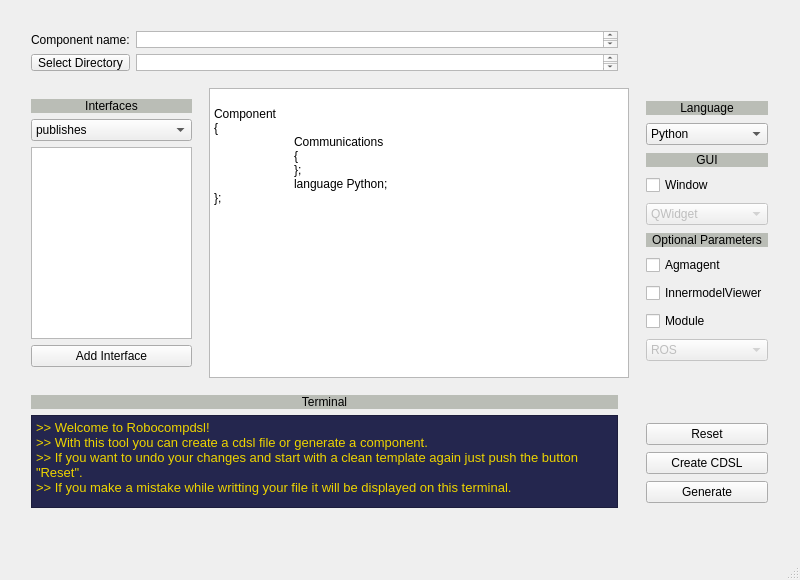
robocomp/tools, file robocompdsl-gui/gui.ui: the form before one commit.
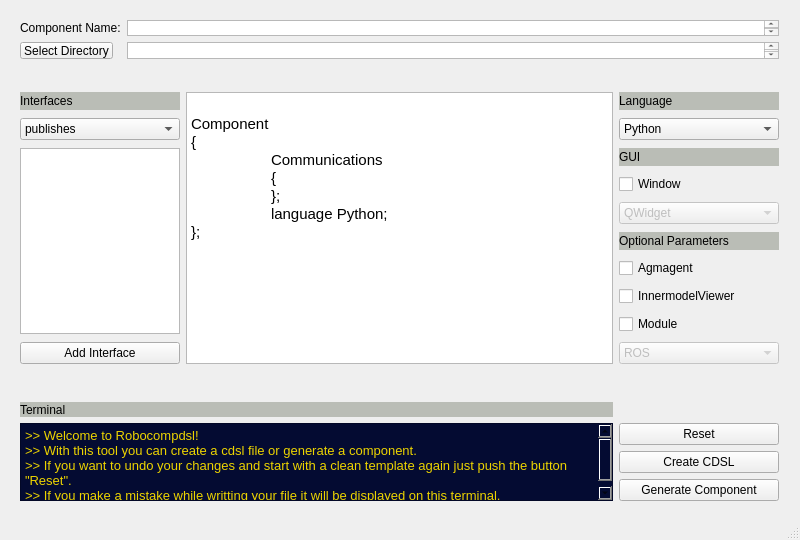
The form after the commit.

```diff
--- a/robocompdsl-gui/gui.ui
+++ b/robocompdsl-gui/gui.ui
@@ -7,19 +7,19 @@
     <x>0</x>
     <y>0</y>
     <width>800</width>
-    <height>580</height>
+    <height>540</height>
    </rect>
   </property>
   <property name="minimumSize">
    <size>
     <width>800</width>
-    <height>580</height>
+    <height>540</height>
    </size>
   </property>
   <property name="maximumSize">
    <size>
     <width>800</width>
-    <height>580</height>
+    <height>540</height>
    </size>
   </property>
   <property name="baseSize">
@@ -32,146 +32,78 @@
    <string>Create a component</string>
   </property>
   <widget class="QWidget" name="centralWidget">
-   <widget class="QWidget" name="gridLayoutWidget">
+   <widget class="QWidget" name="formLayoutWidget">
     <property name="geometry">
      <rect>
       <x>9</x>
       <y>9</y>
       <width>781</width>
-      <height>521</height>
+      <height>61</height>
+     </rect>
+    </property>
+    <layout class="QFormLayout" name="formLayout">
+     <property name="sizeConstraint">
+      <enum>QLayout::SetMaximumSize</enum>
+     </property>
+     <item row="0" column="0">
+      <widget class="QLabel" name="nameLabel">
+       <property name="text">
+        <string>Component Name:</string>
+       </property>
+      </widget>
+     </item>
+     <item row="0" column="1">
+      <widget class="QPlainTextEdit" name="nameTextEdit">
+       <property name="maximumSize">
+        <size>
+         <width>16777215</width>
+         <height>25</height>
+        </size>
+       </property>
+      </widget>
+     </item>
+     <item row="1" column="1">
+      <widget class="QPlainTextEdit" name="directoryTextEdit">
+       <property name="maximumSize">
+        <size>
+         <width>16777215</width>
+         <height>25</height>
+        </size>
+       </property>
+      </widget>
+     </item>
+     <item row="1" column="0">
+      <widget class="QPushButton" name="directoryButton">
+       <property name="text">
+        <string>Select Directory</string>
+       </property>
+      </widget>
+     </item>
+    </layout>
+   </widget>
+   <widget class="QWidget" name="gridLayoutWidget">
+    <property name="geometry">
+     <rect>
+      <x>9</x>
+      <y>79</y>
+      <width>781</width>
+      <height>301</height>
      </rect>
     </property>
     <layout class="QGridLayout" name="gridLayout">
-     <item row="2" column="0" colspan="2">
-      <widget class="QWidget" name="terminal" native="true">
-       <property name="sizePolicy">
-        <sizepolicy hsizetype="Preferred" vsizetype="Preferred">
-         <horstretch>0</horstretch>
-         <verstretch>0</verstretch>
-        </sizepolicy>
-       </property>
+     <item row="0" column="2">
+      <widget class="QLabel" name="languageLabel">
        <property name="minimumSize">
         <size>
-         <width>0</width>
-         <height>135</height>
+         <width>160</width>
+         <height>0</height>
         </size>
        </property>
        <property name="maximumSize">
         <size>
          <width>16777215</width>
-         <height>135</height>
+         <height>18</height>
         </size>
-       </property>
-       <layout class="QVBoxLayout" name="verticalLayout_7">
-        <item>
-         <widget class="QLabel" name="terminalLabel">
-          <property name="sizePolicy">
-           <sizepolicy hsizetype="Preferred" vsizetype="Preferred">
-            <horstretch>0</horstretch>
-            <verstretch>0</verstretch>
-           </sizepolicy>
-          </property>
-          <property name="styleSheet">
-           <string notr="true">background-color: rgb(186, 189, 182);</string>
-          </property>
-          <property name="text">
-           <string>Terminal</string>
-          </property>
-          <property name="alignment">
-           <set>Qt::AlignCenter</set>
-          </property>
-         </widget>
-        </item>
-        <item>
-         <widget class="QTextEdit" name="terminal_2">
-          <property name="styleSheet">
-           <string notr="true">background-color: rgb(36, 38, 78);
-font: 11pt &quot;Ubuntu Mono&quot;;</string>
-          </property>
-          <property name="html">
-           <string>&lt;!DOCTYPE HTML PUBLIC &quot;-//W3C//DTD HTML 4.0//EN&quot; &quot;http://www.w3.org/TR/REC-html40/strict.dtd&quot;&gt;
-&lt;html&gt;&lt;head&gt;&lt;meta name=&quot;qrichtext&quot; content=&quot;1&quot; /&gt;&lt;style type=&quot;text/css&quot;&gt;
-p, li { white-space: pre-wrap; }
-&lt;/style&gt;&lt;/head&gt;&lt;body style=&quot; font-family:'Ubuntu Mono'; font-size:11pt; font-weight:400; font-style:normal;&quot;&gt;
-&lt;p style=&quot; margin-top:0px; margin-bottom:0px; margin-left:0px; margin-right:0px; -qt-block-indent:0; text-indent:0px;&quot;&gt;&lt;span style=&quot; font-size:10pt; color:#edd400;&quot;&gt;&amp;gt;&amp;gt; Welcome to Robocompdsl!&lt;/span&gt;&lt;/p&gt;
-&lt;p style=&quot; margin-top:0px; margin-bottom:0px; margin-left:0px; margin-right:0px; -qt-block-indent:0; text-indent:0px;&quot;&gt;&lt;span style=&quot; font-size:10pt; color:#edd400;&quot;&gt;&amp;gt;&amp;gt; With this tool you can create a cdsl file or generate a component.&lt;/span&gt;&lt;/p&gt;
-&lt;p style=&quot; margin-top:0px; margin-bottom:0px; margin-left:0px; margin-right:0px; -qt-block-indent:0; text-indent:0px;&quot;&gt;&lt;span style=&quot; font-size:10pt; color:#edd400;&quot;&gt;&amp;gt;&amp;gt; If you want to undo your changes and start with a clean template again just push the button &amp;quot;Reset&amp;quot;.&lt;/span&gt;&lt;/p&gt;
-&lt;p style=&quot; margin-top:0px; margin-bottom:0px; margin-left:0px; margin-right:0px; -qt-block-indent:0; text-indent:0px;&quot;&gt;&lt;span style=&quot; font-size:10pt; color:#edd400;&quot;&gt;&amp;gt;&amp;gt; If you make a mistake while writting your file it will be displayed on this terminal.&lt;/span&gt;&lt;/p&gt;&lt;/body&gt;&lt;/html&gt;</string>
-          </property>
-         </widget>
-        </item>
-       </layout>
-      </widget>
-     </item>
-     <item row="1" column="0">
-      <widget class="QWidget" name="interfaces" native="true">
-       <layout class="QVBoxLayout" name="verticalLayout">
-        <item>
-         <widget class="QLabel" name="interfacesLabel">
-          <property name="sizePolicy">
-           <sizepolicy hsizetype="Preferred" vsizetype="Maximum">
-            <horstretch>0</horstretch>
-            <verstretch>0</verstretch>
-           </sizepolicy>
-          </property>
-          <property name="styleSheet">
-           <string notr="true">background-color: rgb(186, 189, 182);</string>
-          </property>
-          <property name="text">
-           <string>Interfaces</string>
-          </property>
-          <property name="alignment">
-           <set>Qt::AlignCenter</set>
-          </property>
-         </widget>
-        </item>
-        <item>
-         <widget class="QComboBox" name="communicationsCombo">
-          <item>
-           <property name="text">
-            <string>publishes</string>
-           </property>
-          </item>
-          <item>
-           <property name="text">
-            <string>implements</string>
-           </property>
-          </item>
-          <item>
-           <property name="text">
-            <string>subscribesTo</string>
-           </property>
-          </item>
-          <item>
-           <property name="text">
-            <string>requires</string>
-           </property>
-          </item>
-         </widget>
-        </item>
-        <item>
-         <widget class="QListWidget" name="interfacesList"/>
-        </item>
-        <item>
-         <widget class="QPushButton" name="addButton">
-          <property name="text">
-           <string>Add Interface</string>
-          </property>
-         </widget>
-        </item>
-       </layout>
-      </widget>
-     </item>
-     <item row="1" column="2">
-      <widget class="QWidget" name="options" native="true">
-       <layout class="QVBoxLayout" name="verticalLayout_2">
-        <item>
-         <widget class="QLabel" name="LanguageLabel">
-          <property name="sizePolicy">
-           <sizepolicy hsizetype="Preferred" vsizetype="Maximum">
-            <horstretch>0</horstretch>
-            <verstretch>0</verstretch>
-           </sizepolicy>
           </property>
           <property name="styleSheet">
            <string notr="true">background-color: rgb(186, 189, 182);</string>
@@ -179,32 +111,22 @@
           <property name="text">
            <string>Language</string>
           </property>
-          <property name="alignment">
-           <set>Qt::AlignCenter</set>
-          </property>
-         </widget>
-        </item>
-        <item>
-         <widget class="QComboBox" name="languageCombo">
-          <item>
+      </widget>
+     </item>
+     <item row="6" column="2">
+      <widget class="QCheckBox" name="agmagentCheckBox">
            <property name="text">
-            <string>Python</string>
-           </property>
-          </item>
-          <item>
-           <property name="text">
-            <string>Cpp</string>
-           </property>
-          </item>
-         </widget>
-        </item>
-        <item>
+        <string>Agmagent</string>
+       </property>
+      </widget>
+     </item>
+     <item row="2" column="2">
          <widget class="QLabel" name="guiLabel">
-          <property name="sizePolicy">
-           <sizepolicy hsizetype="Preferred" vsizetype="Maximum">
-            <horstretch>0</horstretch>
-            <verstretch>0</verstretch>
-           </sizepolicy>
+       <property name="maximumSize">
+        <size>
+         <width>16777215</width>
+         <height>18</height>
+        </size>
           </property>
           <property name="styleSheet">
            <string notr="true">background-color: rgb(186, 189, 182);</string>
@@ -212,47 +134,46 @@
           <property name="text">
            <string>GUI</string>
           </property>
-          <property name="alignment">
-           <set>Qt::AlignCenter</set>
-          </property>
-         </widget>
-        </item>
-        <item>
-         <widget class="QCheckBox" name="guiCheckBox">
+      </widget>
+     </item>
+     <item row="8" column="2">
+      <widget class="QCheckBox" name="moduleCheckBox">
           <property name="text">
-           <string>Window</string>
+        <string>Module</string>
           </property>
          </widget>
         </item>
-        <item>
-         <widget class="QComboBox" name="guiCombo">
-          <property name="enabled">
-           <bool>false</bool>
-          </property>
-          <item>
-           <property name="text">
-            <string>QWidget</string>
-           </property>
-          </item>
-          <item>
-           <property name="text">
-            <string>QDialog</string>
-           </property>
-          </item>
-          <item>
-           <property name="text">
-            <string>QMainWindow</string>
-           </property>
-          </item>
-         </widget>
-        </item>
-        <item>
+     <item row="0" column="1" rowspan="10">
+      <widget class="QTextEdit" name="mainTextEdit">
+       <property name="maximumSize">
+        <size>
+         <width>16777215</width>
+         <height>16777215</height>
+        </size>
+       </property>
+       <property name="html">
+        <string>&lt;!DOCTYPE HTML PUBLIC &quot;-//W3C//DTD HTML 4.0//EN&quot; &quot;http://www.w3.org/TR/REC-html40/strict.dtd&quot;&gt;
+&lt;html&gt;&lt;head&gt;&lt;meta name=&quot;qrichtext&quot; content=&quot;1&quot; /&gt;&lt;style type=&quot;text/css&quot;&gt;
+p, li { white-space: pre-wrap; }
+&lt;/style&gt;&lt;/head&gt;&lt;body style=&quot; font-family:'Ubuntu'; font-size:11pt; font-weight:400; font-style:normal;&quot;&gt;
+&lt;p style=&quot;-qt-paragraph-type:empty; margin-top:0px; margin-bottom:0px; margin-left:0px; margin-right:0px; -qt-block-indent:0; text-indent:0px;&quot;&gt;&lt;br /&gt;&lt;/p&gt;
+&lt;p style=&quot; margin-top:0px; margin-bottom:0px; margin-left:0px; margin-right:0px; -qt-block-indent:0; text-indent:0px;&quot;&gt;Component &lt;/p&gt;
+&lt;p style=&quot; margin-top:0px; margin-bottom:0px; margin-left:0px; margin-right:0px; -qt-block-indent:0; text-indent:0px;&quot;&gt;{&lt;/p&gt;
+&lt;p style=&quot; margin-top:0px; margin-bottom:0px; margin-left:0px; margin-right:0px; -qt-block-indent:0; text-indent:0px;&quot;&gt;	Communications&lt;/p&gt;
+&lt;p style=&quot; margin-top:0px; margin-bottom:0px; margin-left:0px; margin-right:0px; -qt-block-indent:0; text-indent:0px;&quot;&gt;	{&lt;/p&gt;
+&lt;p style=&quot; margin-top:0px; margin-bottom:0px; margin-left:0px; margin-right:0px; -qt-block-indent:0; text-indent:0px;&quot;&gt;	};&lt;/p&gt;
+&lt;p style=&quot; margin-top:0px; margin-bottom:0px; margin-left:0px; margin-right:0px; -qt-block-indent:0; text-indent:0px;&quot;&gt;	language Python;&lt;/p&gt;
+&lt;p style=&quot; margin-top:0px; margin-bottom:0px; margin-left:0px; margin-right:0px; -qt-block-indent:0; text-indent:0px;&quot;&gt;};&lt;/p&gt;&lt;/body&gt;&lt;/html&gt;</string>
+       </property>
+      </widget>
+     </item>
+     <item row="5" column="2">
          <widget class="QLabel" name="optionalLabel">
-          <property name="sizePolicy">
-           <sizepolicy hsizetype="Preferred" vsizetype="Maximum">
-            <horstretch>0</horstretch>
-            <verstretch>0</verstretch>
-           </sizepolicy>
+       <property name="maximumSize">
+        <size>
+         <width>16777215</width>
+         <height>18</height>
+        </size>
           </property>
           <property name="styleSheet">
            <string notr="true">background-color: rgb(186, 189, 182);</string>
@@ -260,34 +181,55 @@
           <property name="text">
            <string>Optional Parameters</string>
           </property>
-          <property name="alignment">
-           <set>Qt::AlignCenter</set>
-          </property>
-         </widget>
-        </item>
-        <item>
-         <widget class="QCheckBox" name="agmagentCheckBox">
-          <property name="text">
-           <string>Agmagent</string>
-          </property>
-         </widget>
-        </item>
-        <item>
+      </widget>
+     </item>
+     <item row="7" column="2">
          <widget class="QCheckBox" name="innermodelCheckBox">
           <property name="text">
            <string>InnermodelViewer</string>
           </property>
          </widget>
         </item>
+     <item row="4" column="2">
+      <widget class="QComboBox" name="guiComboBox">
+       <property name="enabled">
+        <bool>false</bool>
+       </property>
         <item>
-         <widget class="QCheckBox" name="moduleCheckBox">
           <property name="text">
-           <string>Module</string>
-          </property>
-         </widget>
+         <string>QWidget</string>
+        </property>
         </item>
         <item>
-         <widget class="QComboBox" name="modulesCombo">
+        <property name="text">
+         <string>QDialog</string>
+        </property>
+       </item>
+       <item>
+        <property name="text">
+         <string>QMainWindow</string>
+        </property>
+       </item>
+      </widget>
+     </item>
+     <item row="0" column="0">
+      <widget class="QLabel" name="interfacesLabel">
+       <property name="maximumSize">
+        <size>
+         <width>16777215</width>
+         <height>18</height>
+        </size>
+       </property>
+       <property name="styleSheet">
+        <string notr="true">background-color: rgb(186, 189, 182);</string>
+       </property>
+       <property name="text">
+        <string>Interfaces</string>
+       </property>
+      </widget>
+     </item>
+     <item row="9" column="2">
+      <widget class="QComboBox" name="modulesComboBox">
           <property name="enabled">
            <bool>false</bool>
           </property>
@@ -308,134 +250,147 @@
           </item>
          </widget>
         </item>
-       </layout>
-      </widget>
-     </item>
-     <item row="1" column="1">
-      <widget class="QPlainTextEdit" name="mainText">
-       <property name="minimumSize">
-        <size>
-         <width>420</width>
-         <height>0</height>
-        </size>
-       </property>
-       <property name="plainText">
-        <string>
-Component 
-{
-	Communications
-	{
-	};
-	language Python;
-};</string>
-       </property>
-      </widget>
-     </item>
-     <item row="2" column="2">
-      <widget class="QWidget" name="actions" native="true">
-       <property name="sizePolicy">
-        <sizepolicy hsizetype="Preferred" vsizetype="Preferred">
-         <horstretch>0</horstretch>
-         <verstretch>0</verstretch>
-        </sizepolicy>
-       </property>
-       <property name="minimumSize">
-        <size>
-         <width>0</width>
-         <height>135</height>
-        </size>
-       </property>
-       <property name="maximumSize">
-        <size>
-         <width>16777215</width>
-         <height>135</height>
-        </size>
-       </property>
-       <layout class="QVBoxLayout" name="verticalLayout_3">
-        <item>
-         <widget class="QLabel" name="blankLabel">
-          <property name="maximumSize">
-           <size>
-            <width>16777215</width>
-            <height>20</height>
-           </size>
-          </property>
-          <property name="text">
-           <string/>
-          </property>
-         </widget>
-        </item>
-        <item>
-         <widget class="QPushButton" name="resetButton">
-          <property name="text">
-           <string>Reset</string>
-          </property>
-         </widget>
-        </item>
-        <item>
+     <item row="3" column="2">
+      <widget class="QCheckBox" name="guiCheckBox">
+       <property name="text">
+        <string>Window</string>
+       </property>
+      </widget>
+     </item>
+     <item row="1" column="2">
+      <widget class="QComboBox" name="languageComboBox">
+       <item>
+        <property name="text">
+         <string>Python</string>
+        </property>
+       </item>
+       <item>
+        <property name="text">
+         <string>Cpp</string>
+        </property>
+       </item>
+       <item>
+        <property name="text">
+         <string>Cpp11</string>
+        </property>
+       </item>
+      </widget>
+     </item>
+     <item row="1" column="0">
+      <widget class="QComboBox" name="communicationsComboBox">
+       <item>
+        <property name="text">
+         <string>publishes</string>
+        </property>
+       </item>
+       <item>
+        <property name="text">
+         <string>implements</string>
+        </property>
+       </item>
+       <item>
+        <property name="text">
+         <string>subscribesTo</string>
+        </property>
+       </item>
+       <item>
+        <property name="text">
+         <string>requires</string>
+        </property>
+       </item>
+      </widget>
+     </item>
+     <item row="9" column="0">
+      <widget class="QPushButton" name="addButton">
+       <property name="text">
+        <string>Add Interface</string>
+       </property>
+      </widget>
+     </item>
+     <item row="2" column="0" rowspan="7">
+      <widget class="QListWidget" name="interfacesListWidget">
+       <property name="maximumSize">
+        <size>
+         <width>160</width>
+         <height>16777215</height>
+        </size>
+       </property>
+      </widget>
+     </item>
+    </layout>
+   </widget>
+   <widget class="QWidget" name="gridLayoutWidget_2">
+    <property name="geometry">
+     <rect>
+      <x>9</x>
+      <y>391</y>
+      <width>781</width>
+      <height>121</height>
+     </rect>
+    </property>
+    <layout class="QGridLayout" name="gridLayout_2">
+     <item row="2" column="1">
          <widget class="QPushButton" name="createButton">
           <property name="text">
            <string>Create CDSL</string>
           </property>
          </widget>
         </item>
-        <item>
+     <item row="0" column="0">
+      <widget class="QLabel" name="terminalLabel">
+       <property name="maximumSize">
+        <size>
+         <width>16777215</width>
+         <height>18</height>
+        </size>
+       </property>
+       <property name="styleSheet">
+        <string notr="true">background-color: rgb(186, 189, 182);</string>
+       </property>
+       <property name="text">
+        <string>Terminal</string>
+       </property>
+      </widget>
+     </item>
+     <item row="3" column="1">
          <widget class="QPushButton" name="generateButton">
           <property name="text">
-           <string>Generate</string>
+        <string>Generate Component</string>
           </property>
          </widget>
         </item>
-       </layout>
-      </widget>
-     </item>
-     <item row="0" column="0" colspan="2">
-      <widget class="QWidget" name="componentDirectory" native="true">
-       <property name="maximumSize">
+     <item row="1" column="1">
+      <widget class="QPushButton" name="resetButton">
+       <property name="minimumSize">
         <size>
-         <width>16777215</width>
-         <height>62</height>
+         <width>160</width>
+         <height>0</height>
         </size>
        </property>
-       <layout class="QGridLayout" name="gridLayout_2">
-        <item row="1" column="0">
-         <widget class="QPushButton" name="directoryButton">
           <property name="text">
-           <string>Select Directory</string>
+        <string>Reset</string>
           </property>
          </widget>
         </item>
-        <item row="1" column="1">
-         <widget class="QPlainTextEdit" name="directoryText"/>
-        </item>
-        <item row="0" column="0">
-         <widget class="QLabel" name="componentLabel">
+     <item row="1" column="0" rowspan="3">
+      <widget class="QTextEdit" name="terminalTextEdit">
           <property name="styleSheet">
-           <string notr="true"/>
-          </property>
-          <property name="text">
-           <string>Component name:</string>
+        <string notr="true">background-color: rgb(4, 11, 50);</string>
+       </property>
+       <property name="html">
+        <string>&lt;!DOCTYPE HTML PUBLIC &quot;-//W3C//DTD HTML 4.0//EN&quot; &quot;http://www.w3.org/TR/REC-html40/strict.dtd&quot;&gt;
+&lt;html&gt;&lt;head&gt;&lt;meta name=&quot;qrichtext&quot; content=&quot;1&quot; /&gt;&lt;style type=&quot;text/css&quot;&gt;
+p, li { white-space: pre-wrap; }
+&lt;/style&gt;&lt;/head&gt;&lt;body style=&quot; font-family:'Ubuntu'; font-size:11pt; font-weight:400; font-style:normal;&quot;&gt;
+&lt;p style=&quot; margin-top:0px; margin-bottom:0px; margin-left:0px; margin-right:0px; -qt-block-indent:0; text-indent:0px;&quot;&gt;&lt;span style=&quot; font-family:'Ubuntu Mono'; font-size:10pt; color:#edd400;&quot;&gt;&amp;gt;&amp;gt; Welcome to Robocompdsl!&lt;/span&gt;&lt;/p&gt;
+&lt;p style=&quot; margin-top:0px; margin-bottom:0px; margin-left:0px; margin-right:0px; -qt-block-indent:0; text-indent:0px;&quot;&gt;&lt;span style=&quot; font-family:'Ubuntu Mono'; font-size:10pt; color:#edd400;&quot;&gt;&amp;gt;&amp;gt; With this tool you can create a cdsl file or generate a component.&lt;/span&gt;&lt;/p&gt;
+&lt;p style=&quot; margin-top:0px; margin-bottom:0px; margin-left:0px; margin-right:0px; -qt-block-indent:0; text-indent:0px;&quot;&gt;&lt;span style=&quot; font-family:'Ubuntu Mono'; font-size:10pt; color:#edd400;&quot;&gt;&amp;gt;&amp;gt; If you want to undo your changes and start with a clean template again just push the button &amp;quot;Reset&amp;quot;.&lt;/span&gt;&lt;/p&gt;
+&lt;p style=&quot; margin-top:0px; margin-bottom:0px; margin-left:0px; margin-right:0px; -qt-block-indent:0; text-indent:0px;&quot;&gt;&lt;span style=&quot; font-family:'Ubuntu Mono'; font-size:10pt; color:#edd400;&quot;&gt;&amp;gt;&amp;gt; If you make a mistake while writting your file it will be displayed on this terminal.&lt;/span&gt;&lt;/p&gt;&lt;/body&gt;&lt;/html&gt;</string>
           </property>
          </widget>
         </item>
-        <item row="0" column="1">
-         <widget class="QPlainTextEdit" name="componentText"/>
-        </item>
-       </layout>
-      </widget>
-     </item>
-    </layout>
-   </widget>
-  </widget>
-  <widget class="QMenuBar" name="menuBar">
-   <property name="geometry">
-    <rect>
-     <x>0</x>
-     <y>0</y>
-     <width>800</width>
-     <height>22</height>
-    </rect>
-   </property>
+    </layout>
+   </widget>
   </widget>
   <widget class="QStatusBar" name="statusBar"/>
  </widget>
```
Lines whose indentation alone changed are shown as unchanged.
